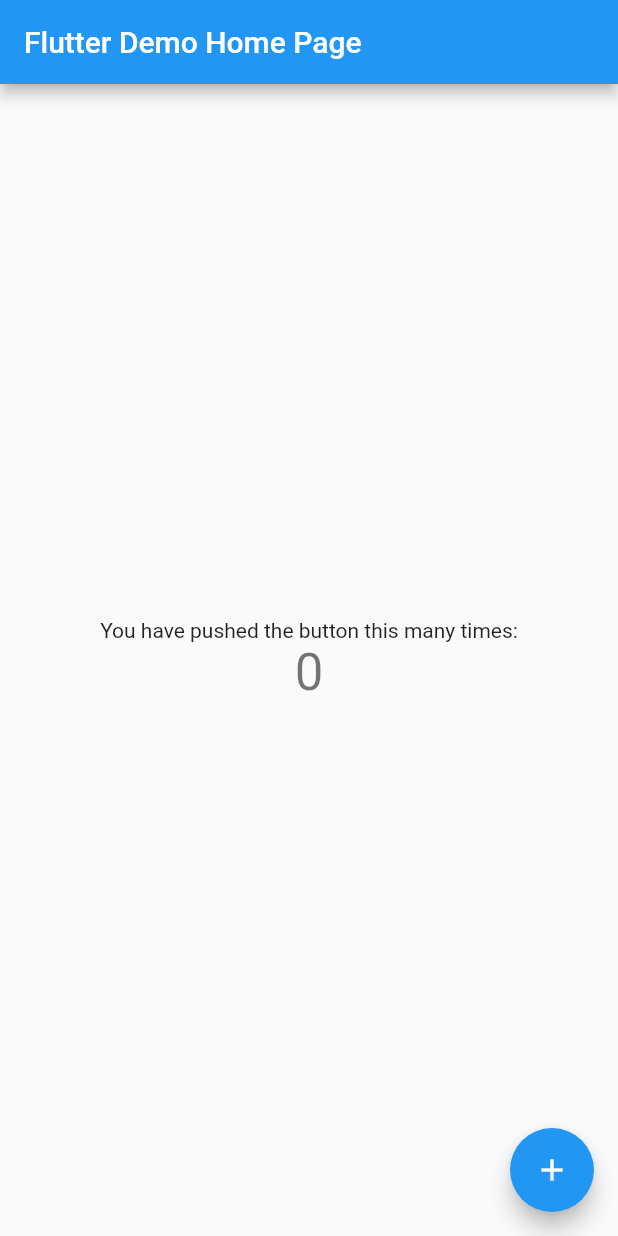
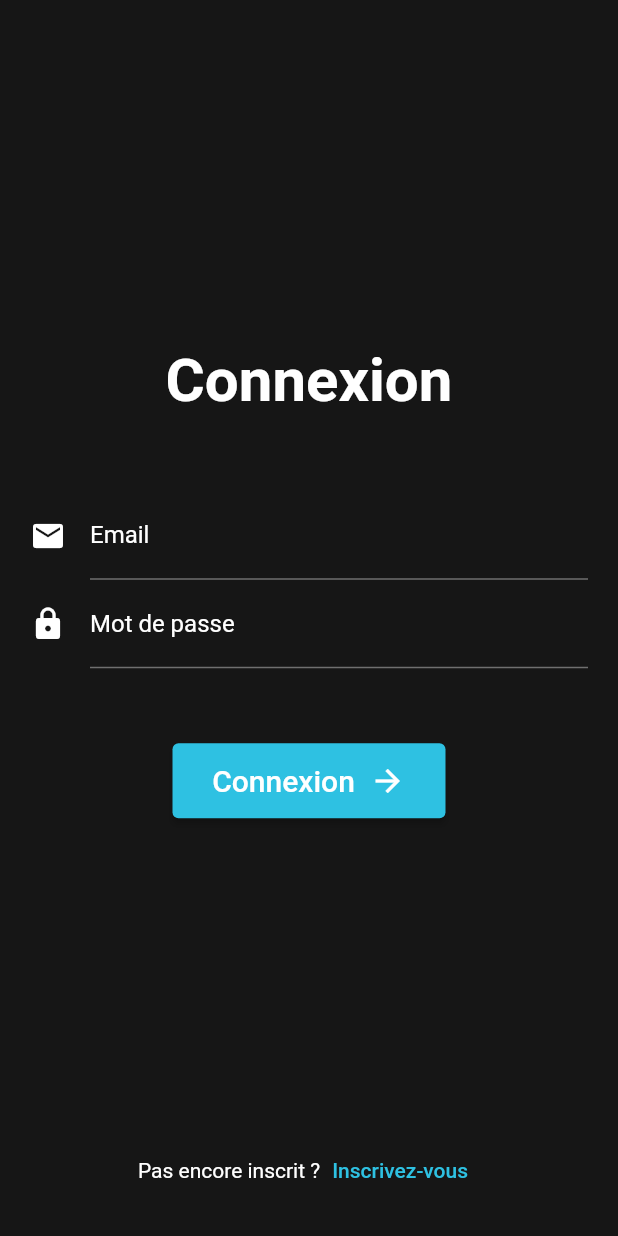
Before and after one commit to aquatracking/mobile-app, a Flutter app: the screen it shows after launch, on a phone screen of 412 x 824 dp. Run offline on Flutter 3.47's test engine with Material 2 defaults, Android fonts, the phone set to English and light mode, and no system bars.

Commit message:
[ADD] Login screen

```diff
--- a/lib/main.dart
+++ b/lib/main.dart
@@ -1,4 +1,6 @@
+import 'package:aquatracking/screen/login_screen.dart';
 import 'package:flutter/material.dart';
+import 'package:flutter/services.dart';
 
 void main() {
   runApp(const MyApp());
@@ -10,106 +12,22 @@ class MyApp extends StatelessWidget {
   // This widget is the root of your application.
   @override
   Widget build(BuildContext context) {
+    SystemChrome.setPreferredOrientations([
+      DeviceOrientation.portraitUp,
+      DeviceOrientation.portraitDown
+    ]);
     return MaterialApp(
-      title: 'Flutter Demo',
+      title: 'AquaTracking',
+      debugShowCheckedModeBanner: false,
       theme: ThemeData(
-        // This is the theme of your application.
-        //
-        // Try running your application with "flutter run". You'll see the
-        // application has a blue toolbar. Then, without quitting the app, try
-        // changing the primarySwatch below to Colors.green and then invoke
-        // "hot reload" (press "r" in the console where you ran "flutter run",
-        // or simply save your changes to "hot reload" in a Flutter IDE).
-        // Notice that the counter didn't reset back to zero; the application
-        // is not restarted.
-        primarySwatch: Colors.blue,
+        brightness: Brightness.dark,
+        primaryColor: const Color(0xFFFFFFFF),
+        highlightColor: const Color(0xFF2ec1e2),
+        backgroundColor: const Color(0xFF161616),
+
+        fontFamily: 'Roboto'
       ),
-      home: const MyHomePage(title: 'Flutter Demo Home Page'),
+      home: const LoginScreen(),
     );
   }
 }
-
-class MyHomePage extends StatefulWidget {
-  const MyHomePage({Key? key, required this.title}) : super(key: key);
-
-  // This widget is the home page of your application. It is stateful, meaning
-  // that it has a State object (defined below) that contains fields that affect
-  // how it looks.
-
-  // This class is the configuration for the state. It holds the values (in this
-  // case the title) provided by the parent (in this case the App widget) and
-  // used by the build method of the State. Fields in a Widget subclass are
-  // always marked "final".
-
-  final String title;
-
-  @override
-  State<MyHomePage> createState() => _MyHomePageState();
-}
-
-class _MyHomePageState extends State<MyHomePage> {
-  int _counter = 0;
-
-  void _incrementCounter() {
-    setState(() {
-      // This call to setState tells the Flutter framework that something has
-      // changed in this State, which causes it to rerun the build method below
-      // so that the display can reflect the updated values. If we changed
-      // _counter without calling setState(), then the build method would not be
-      // called again, and so nothing would appear to happen.
-      _counter++;
-    });
-  }
-
-  @override
-  Widget build(BuildContext context) {
-    // This method is rerun every time setState is called, for instance as done
-    // by the _incrementCounter method above.
-    //
-    // The Flutter framework has been optimized to make rerunning build methods
-    // fast, so that you can just rebuild anything that needs updating rather
-    // than having to individually change instances of widgets.
-    return Scaffold(
-      appBar: AppBar(
-        // Here we take the value from the MyHomePage object that was created by
-        // the App.build method, and use it to set our appbar title.
-        title: Text(widget.title),
-      ),
-      body: Center(
-        // Center is a layout widget. It takes a single child and positions it
-        // in the middle of the parent.
-        child: Column(
-          // Column is also a layout widget. It takes a list of children and
-          // arranges them vertically. By default, it sizes itself to fit its
-          // children horizontally, and tries to be as tall as its parent.
-          //
-          // Invoke "debug painting" (press "p" in the console, choose the
-          // "Toggle Debug Paint" action from the Flutter Inspector in Android
-          // Studio, or the "Toggle Debug Paint" command in Visual Studio Code)
-          // to see the wireframe for each widget.
-          //
-          // Column has various properties to control how it sizes itself and
-          // how it positions its children. Here we use mainAxisAlignment to
-          // center the children vertically; the main axis here is the vertical
-          // axis because Columns are vertical (the cross axis would be
-          // horizontal).
-          mainAxisAlignment: MainAxisAlignment.center,
-          children: <Widget>[
-            const Text(
-              'You have pushed the button this many times:',
-            ),
-            Text(
-              '$_counter',
-              style: Theme.of(context).textTheme.headline4,
-            ),
-          ],
-        ),
-      ),
-      floatingActionButton: FloatingActionButton(
-        onPressed: _incrementCounter,
-        tooltip: 'Increment',
-        child: const Icon(Icons.add),
-      ), // This trailing comma makes auto-formatting nicer for build methods.
-    );
-  }
-}
--- /dev/null
+++ b/lib/model/authentication_model.dart
@@ -0,0 +1,8 @@
+class AuthenticationModel {
+  String email = "";
+  String password = "";
+
+  isValid() {
+    return email.isNotEmpty && password.isNotEmpty;
+  }
+}
--- /dev/null
+++ b/lib/screen/login_screen.dart
@@ -0,0 +1,148 @@
+import 'package:aquatracking/model/authentication_model.dart';
+import 'package:aquatracking/utils/popup_utils.dart';
+import 'package:flutter/material.dart';
+
+AuthenticationModel authModel = AuthenticationModel();
+
+class LoginScreen extends StatefulWidget {
+  const LoginScreen({Key? key}) : super(key: key);
+
+  @override
+  State<LoginScreen> createState() => _LoginScreenState();
+}
+
+class _LoginScreenState extends State<LoginScreen> {
+  @override
+  Widget build(BuildContext context) {
+    return Scaffold(
+      backgroundColor: Theme.of(context).backgroundColor,
+      body: Padding(
+        padding: const EdgeInsets.all(20.0),
+        child: Form(
+          child: Column(
+            mainAxisAlignment: MainAxisAlignment.center,
+            crossAxisAlignment: CrossAxisAlignment.center,
+            children: [
+              const Spacer(),
+              Text('Connexion',
+                  textAlign: TextAlign.center,
+                  style: TextStyle(
+                    color: Theme.of(context).primaryColor,
+                    fontSize: 40,
+                    fontWeight: FontWeight.bold,
+                  )),
+              const Padding(padding: EdgeInsets.only(top: 50)),
+              TextFormField(
+                textInputAction: TextInputAction.next,
+                onChanged: (value) {
+                  authModel.email = value;
+                },
+                cursorColor: Theme.of(context).primaryColor,
+                style: TextStyle(
+                  color: Theme.of(context).primaryColor,
+                ),
+                decoration: InputDecoration(
+                  labelText: 'Email',
+                  labelStyle: TextStyle(
+                    color: Theme.of(context).primaryColor,
+                  ),
+                  icon: Icon(
+                    Icons.email,
+                    color: Theme.of(context).primaryColor,
+                  ),
+                  focusedBorder: UnderlineInputBorder(
+                    borderSide: BorderSide(
+                      color: Theme.of(context).primaryColor,
+                    ),
+                  ),
+                ),
+              ),
+              TextFormField(
+                onChanged: (value) {
+                  authModel.password = value;
+                },
+                cursorColor: Theme.of(context).primaryColor,
+                style: TextStyle(
+                  color: Theme.of(context).primaryColor,
+                ),
+                obscureText: true,
+                decoration: InputDecoration(
+                  labelText: 'Mot de passe',
+                  labelStyle: TextStyle(
+                    color: Theme.of(context).primaryColor,
+                  ),
+                  icon: Icon(
+                    Icons.lock,
+                    color: Theme.of(context).primaryColor,
+                  ),
+                  focusedBorder: UnderlineInputBorder(
+                    borderSide: BorderSide(
+                      color: Theme.of(context).primaryColor,
+                    ),
+                  ),
+                ),
+              ),
+              const Padding(padding: EdgeInsets.only(top: 50)),
+              ElevatedButton(
+                style: ButtonStyle(
+                  backgroundColor: MaterialStateProperty.resolveWith<Color>(
+                    (Set<MaterialState> states) {
+                      if (states.contains(MaterialState.pressed)) {
+                        return const Color(0xFF0781d7);
+                      }
+                      return Theme.of(context)
+                          .highlightColor; // Use the component's default.
+                    },
+                  ),
+                ),
+                onPressed: () {
+                  if(authModel.email.isEmpty) {
+                    PopupUtils.showError(context, 'Email maquant', 'Veuillez saisir votre email');
+                  } else if(authModel.password.isEmpty) {
+                    PopupUtils.showError(context, 'Mot de passe manquant', 'Veuillez saisir votre mot de passe');
+                  } else {
+                    PopupUtils.showError(context, "Impossible de communiquer avec le serveur", "Veuillez réessayer plus tard");
+                  }
+                },
+                child: SizedBox(
+                  height: 50,
+                  width: 150,
+                  child: Row(
+                    mainAxisAlignment: MainAxisAlignment.center,
+                    children: [
+                      Text(
+                        'Connexion',
+                        style: TextStyle(
+                          color: Theme.of(context).primaryColor,
+                          fontSize: 20,
+                        ),
+                      ),
+                      const Padding(padding: EdgeInsets.only(left: 10)),
+                      Icon(
+                        Icons.arrow_forward,
+                        color: Theme.of(context).primaryColor,
+                      ),
+                    ],
+                  ),
+                ),
+              ),
+              const Spacer(),
+              Row(
+                mainAxisAlignment: MainAxisAlignment.center,
+                children: [
+                  Text(
+                    'Pas encore inscrit ?',
+                    style: TextStyle(
+                      color: Theme.of(context).primaryColor,
+                    ),
+                  ),
+                  TextButton(onPressed: () {}, child: Text('Inscrivez-vous', style: TextStyle(color: Theme.of(context).highlightColor),)),
+                ],
+              )
+            ],
+          ),
+        ),
+      ),
+    );
+  }
+}
--- /dev/null
+++ b/lib/utils/popup_utils.dart
@@ -0,0 +1,23 @@
+import 'package:flutter/material.dart';
+
+class PopupUtils {
+  static void showError(BuildContext context, String title, String message) {
+    showDialog(
+        context: context,
+        barrierDismissible: false, // disables popup to close if tapped outside popup (need a button to close)
+        builder: (BuildContext context) {
+          return AlertDialog(
+            title: Text(title),
+            content: Text(message),
+            //buttons?
+            actions: <Widget>[
+              TextButton(
+                child: Text("Fermer", style: TextStyle(color: Theme.of(context).highlightColor)),
+                onPressed: () { Navigator.of(context).pop(); }, //closes popup
+              ),
+            ],
+          );
+        }
+    );
+  }
+}
```
